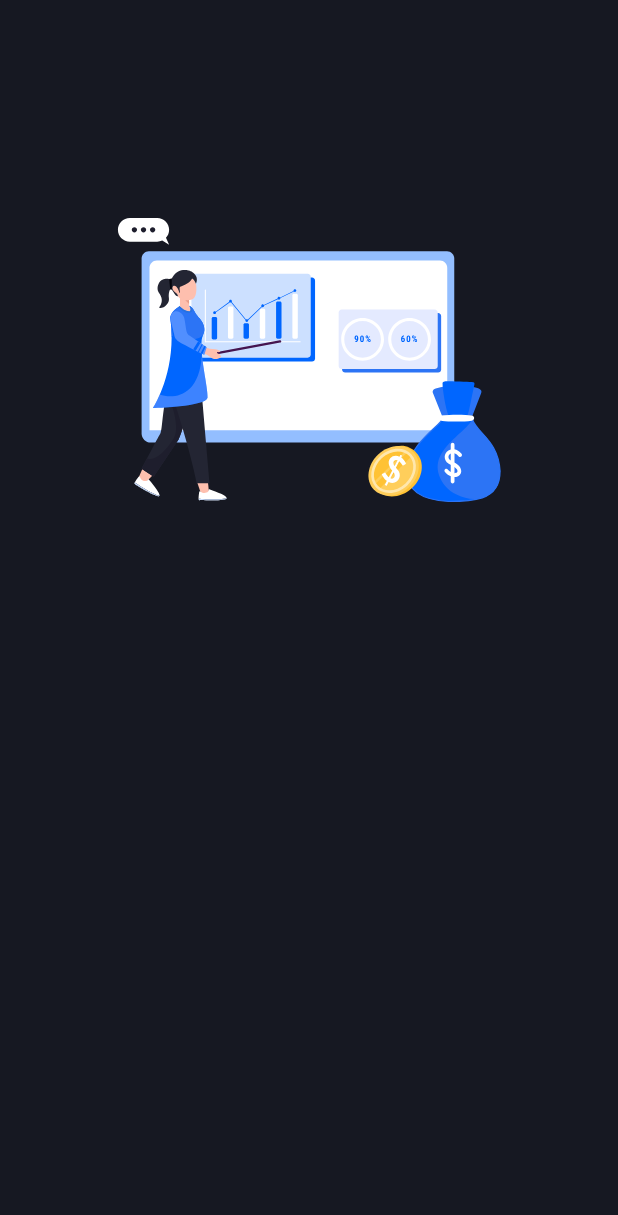
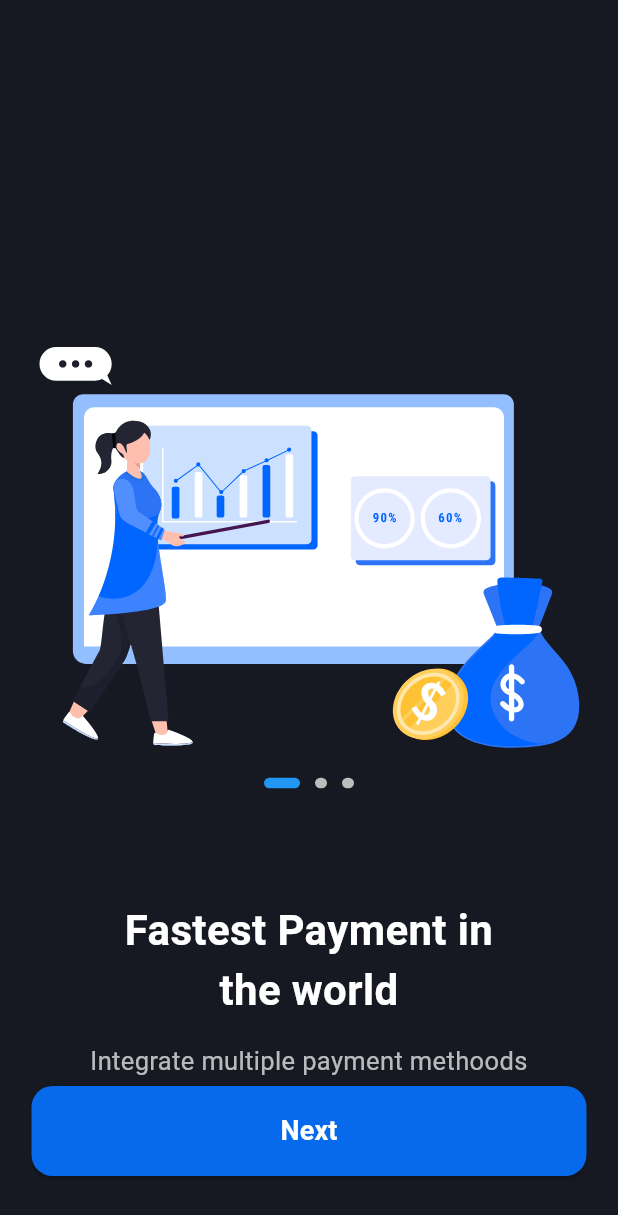
Before and after one commit to Matvey0808/Bank_app, a Flutter app: the screen it shows after launch, on a phone screen of 412 x 824 dp. Shown: the top 1215 px of the screen. Run offline on Flutter 3.47's test engine with Material 3 defaults, Android fonts, the phone set to English and light mode, and no system bars; our stand-ins replace flutter_svg.

Commit message:
Сделал Onboarding(наконец-тоо)

```diff
--- a/lib/screens/home_screen.dart
+++ b/lib/screens/home_screen.dart
@@ -7,7 +7,7 @@ class MyHomePage extends StatelessWidget {
   @override
   Widget build(BuildContext context) {
     return Scaffold(
-      backgroundColor: Color.fromARGB(255, 22, 24, 34),
+      backgroundColor: const Color.fromARGB(255, 22, 24, 34),
       body: SafeArea(
         child: Center(
           child: Padding(
@@ -24,30 +24,171 @@ class MyHomePage extends StatelessWidget {
   }
 }
 
-// Экранчик обучения 1
-class HomeScreen extends StatelessWidget {
+// Экран обучения
+class HomeScreen extends StatefulWidget {
   const HomeScreen({super.key});
+
+  @override
+  State<HomeScreen> createState() => _HomeScreenState();
+}
+
+class _HomeScreenState extends State<HomeScreen> {
+  final int _numPages = 3;
+  final PageController _pageController = PageController(initialPage: 0);
+  int _currentPageIndex = 0;
+
+  @override
+  void initState() {
+    super.initState();
+    _pageController.addListener(() {
+      int nextPageIndex = _pageController.page!.round();
+      if (nextPageIndex != _currentPageIndex) {
+        setState(() {
+          _currentPageIndex = nextPageIndex;
+        });
+      }
+    });
+  }
+
+  @override
+  void dispose() {
+    _pageController.dispose();
+    super.dispose();
+  }
+
+  Widget _buildPageIndicator(int index) {
+    bool isActive = index == _currentPageIndex;
+    return AnimatedContainer(
+      duration: const Duration(milliseconds: 200),
+      margin: const EdgeInsets.symmetric(horizontal: 5),
+      height: 7,
+      width: isActive ? 24 : 8,
+      decoration: BoxDecoration(
+        color: isActive ? Colors.blue : Colors.grey[400],
+        borderRadius: BorderRadius.circular(6),
+      ),
+    );
+  }
 
   @override
   Widget build(BuildContext context) {
     return Scaffold(
-      backgroundColor: Color.fromARGB(255, 22, 24, 34),
-      body: SafeArea(
-        child: Column(
-          children: [
-            Center(
-              child: Padding(
-                padding: const EdgeInsets.only(top: 110),
-                child: SvgPicture.asset(
-                  "assets/images/Group1.svg",
-                  width: 260,
-                  height: 260,
+      backgroundColor: const Color.fromARGB(255, 22, 24, 34),
+      body: Column(
+        children: <Widget>[
+          Expanded(
+            child: Stack(
+              children: [
+                PageView(
+                  controller: _pageController,
+                  children: <Widget>[
+                    _buildPage(
+                      "assets/images/Group1.svg",
+                      "Fastest Payment in\nthe world",
+                      "Integrate multiple payment methoods\nto help you up the process quickly",
+                    ),
+                    _buildPage(
+                      "assets/images/Group 3.svg",
+                      "The most Secoure\nPlatfrom for Customer",
+                      "Built-in Fingerprint, face\nrecognition and more, keeping you\ncompletely safe",
+                    ),
+                    _buildPage(
+                      "assets/images/Group 4.svg",
+                      "Paying for Everything is\nEasy and Convenient",
+                      "Built-in Fingerprint, face recognition\nand more, keeping you completely safe",
+                    ),
+                  ],
+                ),
+                Align(
+                  alignment: Alignment.center,
+                  child: Padding(
+                    padding: const EdgeInsets.only(top: 320),
+                    child: Row(
+                      mainAxisAlignment: MainAxisAlignment.center,
+                      children: List.generate(
+                        _numPages,
+                        (index) => _buildPageIndicator(index),
+                      ),
+                    ),
+                  ),
+                ),
+              ],
+            ),
+          ),
+          Padding(
+            padding: const EdgeInsets.only(bottom: 40),
+            child: SizedBox(
+              width: 370,
+              height: 60,
+              child: ElevatedButton(
+                style: ElevatedButton.styleFrom(
+                  shape: RoundedRectangleBorder(
+                    borderRadius: BorderRadius.circular(14),
+                  ),
+                  backgroundColor: Color.fromARGB(255, 7, 105, 235),
+                ),
+                onPressed: () {
+                  if (_currentPageIndex < _numPages - 1) {
+                    _pageController.nextPage(
+                      duration: const Duration(milliseconds: 400),
+                      curve: Curves.easeIn,
+                    );
+                  } else {
+                    Navigator.push(
+                      context,
+                      MaterialPageRoute(
+                        builder: (context) => const MyHomePage(),
+                      ),
+                    );
+                  }
+                },
+                child: const Text(
+                  "Next",
+                  style: TextStyle(
+                    fontSize: 18,
+                    fontWeight: FontWeight.bold,
+                    color: Colors.white,
+                  ),
                 ),
               ),
             ),
-          ],
-        ),
+          ),
+        ],
       ),
     );
   }
 }
+
+Widget _buildPage(String imagePath, String title, String description) {
+  return Container(
+    color: const Color.fromARGB(255, 22, 24, 34),
+    child: Column(
+      children: [
+        Padding(
+          padding: const EdgeInsets.only(top: 230),
+          child: SvgPicture.asset(imagePath, height: 270, fit: BoxFit.contain),
+        ),
+        Padding(
+          padding: const EdgeInsets.only(top: 100),
+          child: Text(
+            title,
+            style: const TextStyle(
+              fontSize: 28,
+              fontWeight: FontWeight.bold,
+              color: Colors.white,
+            ),
+            textAlign: TextAlign.center,
+          ),
+        ),
+        Padding(
+          padding: const EdgeInsets.only(top: 15),
+          child: Text(
+            description,
+            textAlign: TextAlign.center,
+            style: const TextStyle(fontSize: 17, color: Colors.white70),
+          ),
+        ),
+      ],
+    ),
+  );
+}
```
Also changed, not shown: assets/images/Group 3.svg (added), assets/images/Group 4.svg (added).
